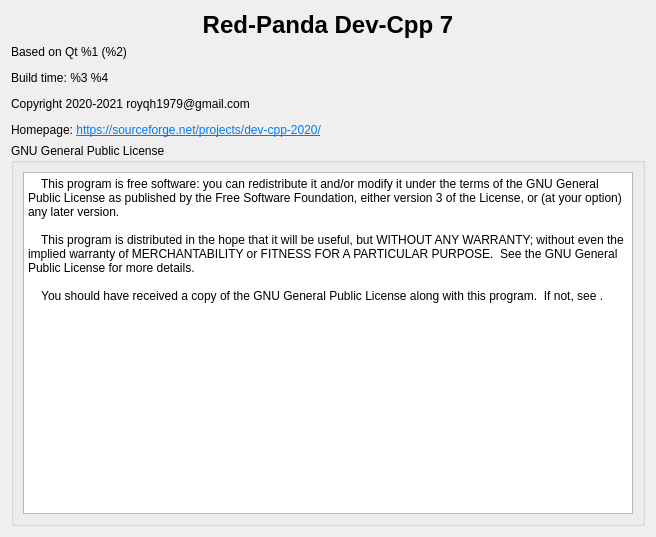
First picture: the form in RedPandaIDE/widgets/aboutdialog.ui, repository royqh1979/RedPanda-CPP, before the edit.
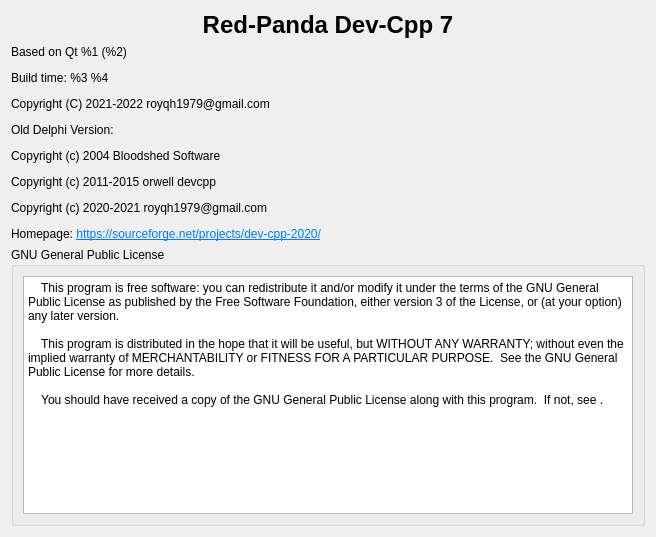
Second picture: the form after the edit.

Commit message: add delphi version copyright info

```diff
--- a/RedPandaIDE/widgets/aboutdialog.ui
+++ b/RedPandaIDE/widgets/aboutdialog.ui
@@ -33,7 +33,18 @@
       </sizepolicy>
      </property>
      <property name="text">
-      <string>&lt;html&gt;&lt;head/&gt;&lt;body&gt;&lt;p&gt;Based on Qt %1 (%2)&lt;/p&gt;&lt;p&gt;Build time: %3 %4&lt;/p&gt;&lt;p&gt;Copyright 2020-2021 royqh1979@gmail.com&lt;/p&gt;&lt;p&gt;Homepage: &lt;a href=&quot;https://sourceforge.net/projects/dev-cpp-2020/&quot;&gt;&lt;span style=&quot; text-decoration: underline; color:#007af4;&quot;&gt;https://sourceforge.net/projects/dev-cpp-2020/&lt;/span&gt;&lt;/a&gt;&lt;/p&gt;&lt;/body&gt;&lt;/html&gt;</string>
+      <string>&lt;!DOCTYPE HTML PUBLIC &quot;-//W3C//DTD HTML 4.0//EN&quot; &quot;http://www.w3.org/TR/REC-html40/strict.dtd&quot;&gt;
+&lt;html&gt;&lt;head&gt;&lt;meta name=&quot;qrichtext&quot; content=&quot;1&quot; /&gt;&lt;meta charset=&quot;utf-8&quot; /&gt;&lt;style type=&quot;text/css&quot;&gt;
+p, li { white-space: pre-wrap; }
+&lt;/style&gt;&lt;/head&gt;&lt;body style=&quot; font-family:'Microsoft YaHei UI'; font-size:9pt; font-weight:400; font-style:normal;&quot;&gt;
+&lt;p style=&quot; margin-top:12px; margin-bottom:12px; margin-left:0px; margin-right:0px; -qt-block-indent:0; text-indent:0px;&quot;&gt;Based on Qt %1 (%2)&lt;/p&gt;
+&lt;p style=&quot; margin-top:12px; margin-bottom:12px; margin-left:0px; margin-right:0px; -qt-block-indent:0; text-indent:0px;&quot;&gt;Build time: %3 %4&lt;/p&gt;
+&lt;p style=&quot; margin-top:12px; margin-bottom:12px; margin-left:0px; margin-right:0px; -qt-block-indent:0; text-indent:0px;&quot;&gt;Copyright (C) 2021-2022 royqh1979@gmail.com&lt;/p&gt;
+&lt;p style=&quot; margin-top:12px; margin-bottom:12px; margin-left:0px; margin-right:0px; -qt-block-indent:0; text-indent:0px;&quot;&gt;Old Delphi Version:&lt;/p&gt;
+&lt;p style=&quot; margin-top:12px; margin-bottom:12px; margin-left:0px; margin-right:0px; -qt-block-indent:0; text-indent:0px;&quot;&gt;Copyright (c) 2004 Bloodshed Software&lt;/p&gt;
+&lt;p style=&quot; margin-top:0px; margin-bottom:0px; margin-left:0px; margin-right:0px; -qt-block-indent:0; text-indent:0px;&quot;&gt;Copyright (c) 2011-2015 orwell devcpp &lt;/p&gt;
+&lt;p style=&quot; margin-top:12px; margin-bottom:12px; margin-left:0px; margin-right:0px; -qt-block-indent:0; text-indent:0px;&quot;&gt;Copyright (c) 2020-2021 royqh1979@gmail.com&lt;/p&gt;
+&lt;p style=&quot; margin-top:12px; margin-bottom:12px; margin-left:0px; margin-right:0px; -qt-block-indent:0; text-indent:0px;&quot;&gt;Homepage: &lt;a href=&quot;https://sourceforge.net/projects/dev-cpp-2020/&quot;&gt;&lt;span style=&quot; text-decoration: underline; color:#007af4;&quot;&gt;https://sourceforge.net/projects/dev-cpp-2020/&lt;/span&gt;&lt;/a&gt;&lt;/p&gt;&lt;/body&gt;&lt;/html&gt;</string>
      </property>
      <property name="openExternalLinks">
       <bool>true</bool>
```
The commit also changes 3 other files.
